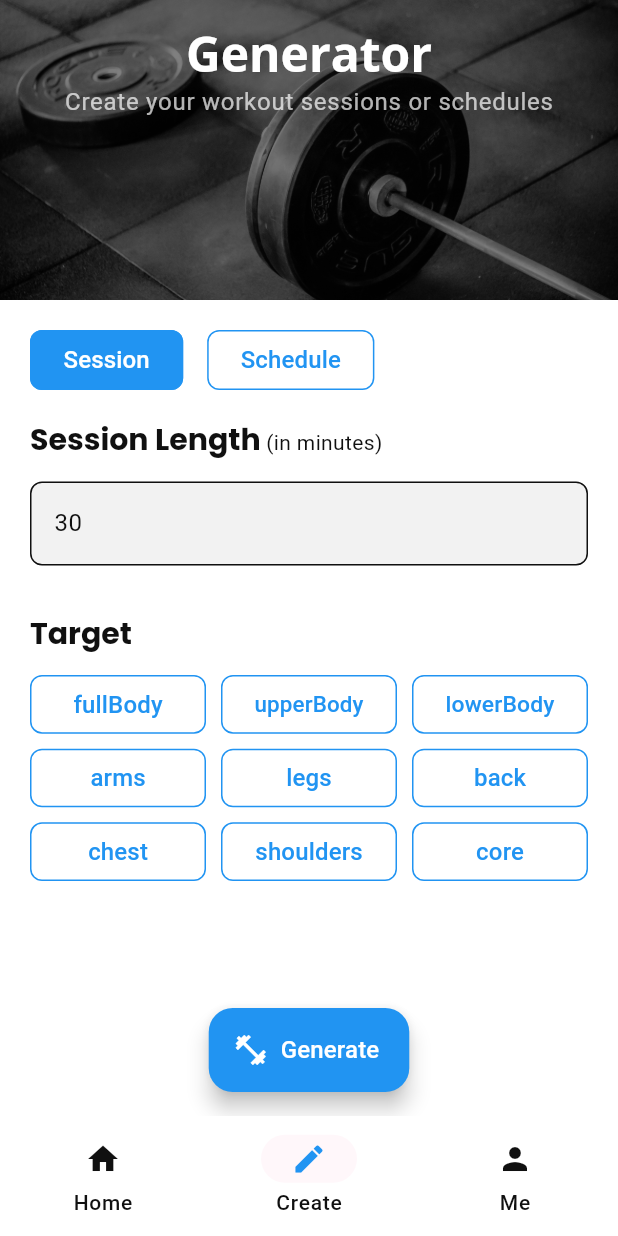
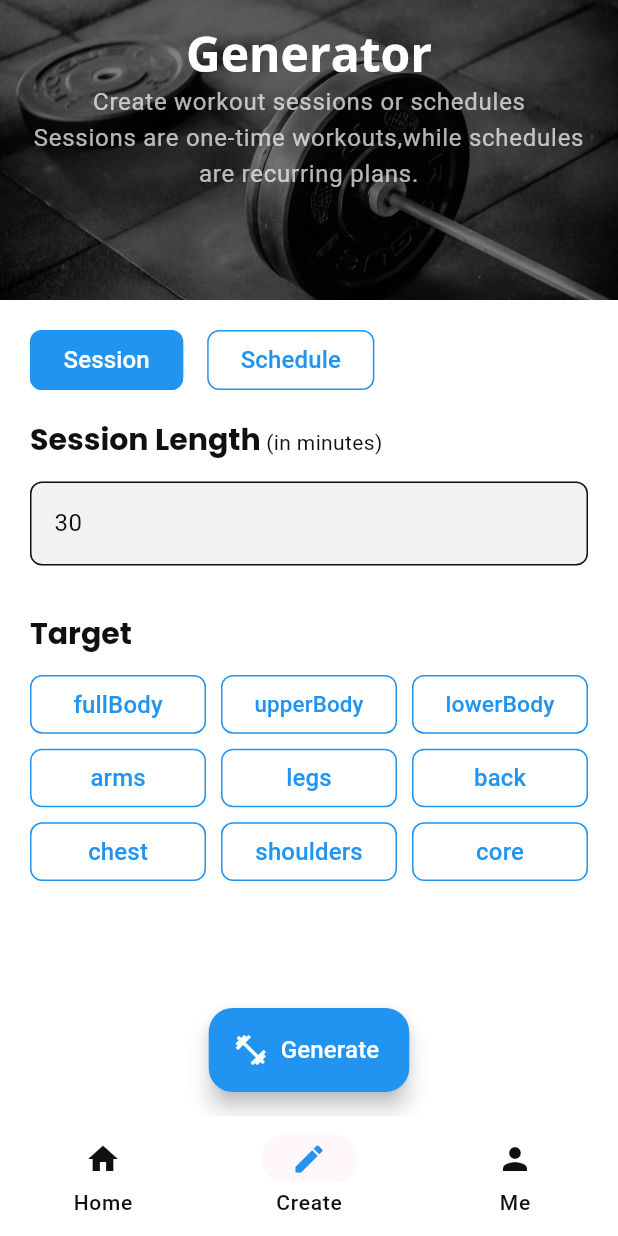
Before and after one commit to DanielDicksonDillimono/bodyflow, a Flutter app: the GeneratorPage screen opened by its route, on a phone screen of 412 x 824 dp. Run offline on Flutter 3.47's test engine with Material 3 defaults, Android fonts, the phone set to English and light mode, and no system bars; our stand-ins replace go_router, google_fonts.

Commit message:
implemented session generation page. Done for now. Will connect functions to repos in another issue #43

```diff
--- a/lib/ui/main_pages/widgets/generator_page.dart
+++ b/lib/ui/main_pages/widgets/generator_page.dart
@@ -79,13 +79,13 @@ class GeneratorPage extends StatelessWidget {
           onTap: () {
             FocusScope.of(context).unfocus();
           },
-          child: SingleChildScrollView(
           child: ListenableBuilder(
             listenable: model,
             builder: (context, value) {
               return model.isGenerating
                   ? Loading()
-                    : Column(
+                  : SingleChildScrollView(
+                      child: Column(
                         crossAxisAlignment: CrossAxisAlignment.start,
                         children: [
                           Container(
@@ -106,22 +106,6 @@ class GeneratorPage extends StatelessWidget {
                               horizontal: 16,
                               vertical: 16,
                             ),
-                            // child: RichText(
-                            //   text: TextSpan(
-                            //     // text: 'Generator',
-                            //     // style: Theme.of(context).textTheme.headlineLarge,
-                            //     children: [
-                            //       TextSpan(
-                            //         text: 'Generator',
-                            //         style: Theme.of(context).textTheme.headlineLarge,
-                            //       ),
-                            //       TextSpan(
-                            //         text: 'Subtitle',
-                            //         style: Theme.of(context).textTheme.bodyLarge,
-                            //       ),
-                            //     ],
-                            //   ),
-                            // ),
                             child: Column(
                               crossAxisAlignment: CrossAxisAlignment.center,
                               children: [
@@ -134,9 +118,16 @@ class GeneratorPage extends StatelessWidget {
                                 ),
                                 //SizedBox(height: 8),
                                 Text(
-                                  'Create your workout sessions or schedules',
+                                  'Create workout sessions or schedules',
                                   style: Theme.of(context).textTheme.bodyLarge
                                       ?.copyWith(color: Colors.white70),
+                                ),
+                                Text(
+                                  'Sessions are one-time workouts,'
+                                  'while schedules are recurring plans.',
+                                  style: Theme.of(context).textTheme.bodyLarge
+                                      ?.copyWith(color: Colors.white70),
+                                  textAlign: TextAlign.center,
                                 ),
                               ],
                             ),
@@ -449,6 +440,7 @@ class GeneratorPage extends StatelessWidget {
                                               crossAxisSpacing: 10,
                                               childAspectRatio: 3,
                                             ),
+                                        itemCount: BodyPart.values.length,
                                         itemBuilder: (context, index) {
                                           final bodyPart =
                                               BodyPart.values[index];
@@ -502,25 +494,29 @@ class GeneratorPage extends StatelessWidget {
                                             ),
                                           );
                                         },
-                                        itemCount: BodyPart.values.length,
                                       ),
                                     ],
                                   ),
                           ),
                           SizedBox(height: 80),
                         ],
+                      ),
                     );
             },
           ),
         ),
       ),
-      ),
-      floatingActionButton: FloatingActionButton.extended(
+      floatingActionButton: ListenableBuilder(
+        listenable: model,
+        builder: (context, value) => model.isGenerating
+            ? SizedBox()
+            : FloatingActionButton.extended(
                 onPressed: () {
                   model.generateWorkout();
                 },
-        label: const Text('Generate'),
+                label: Text('Generate'),
                 icon: const Icon(Icons.fitness_center),
+              ),
       ),
       floatingActionButtonLocation: FloatingActionButtonLocation.centerFloat,
     );
```
Lines whose indentation alone changed are shown as unchanged.
